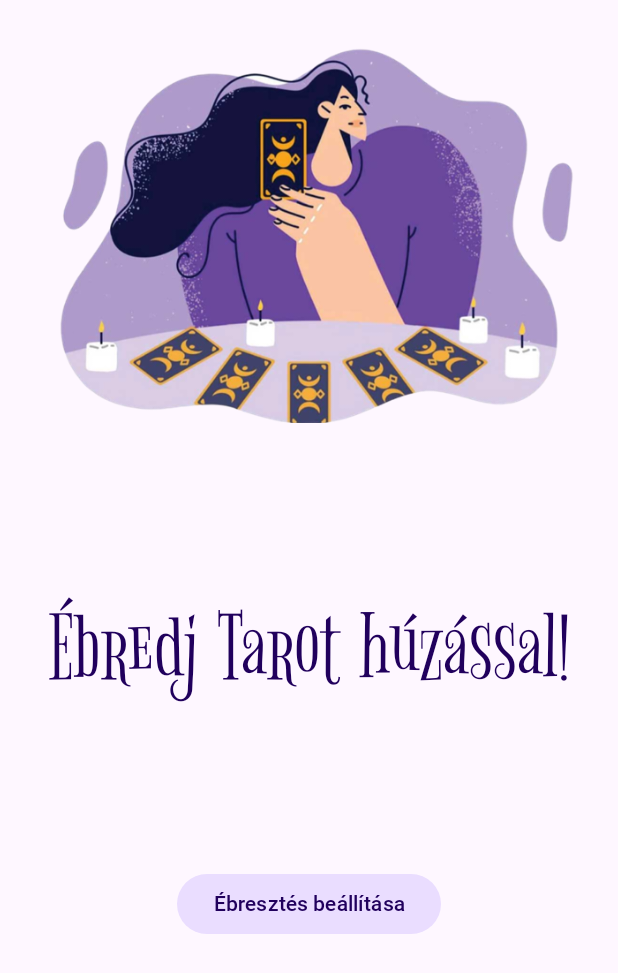
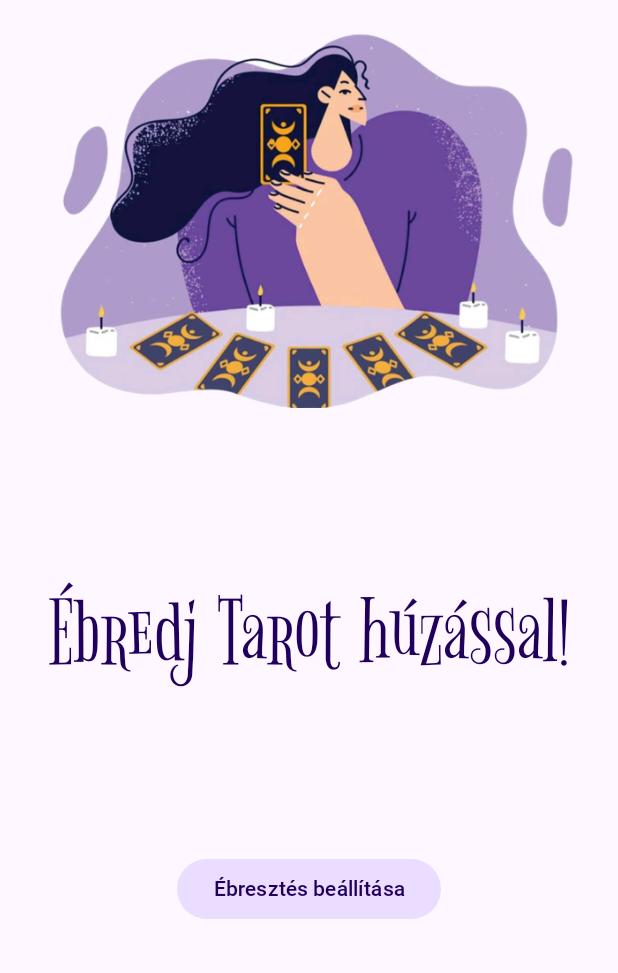
Before and after one commit to zeef69/morning_tarot, an Android app built with Jetpack Compose: the screen it shows after launch (MainActivity), on a phone screen of 412 x 824 dp. Shown: the top 973 px of the screen. Run offline under Robolectric (Android 15) with nearby library versions, the light colour scheme and no system bars.

Commit message:
Initial Commit

```diff
--- a/app/src/main/java/hu/frzee/morningtarot/views/Loading.kt
+++ b/app/src/main/java/hu/frzee/morningtarot/views/Loading.kt
@@ -66,12 +66,10 @@ fun Loading(
             modifier = Modifier
                 .fillMaxSize()
                 .weight(weight = 1f)
-                .padding(
-                    start = 2.dp,
+                .padding(start = 2.dp,
                     end = 2.dp,
-                    top = 30.dp,
-                    bottom = 50.dp
-                )
+                    top = 20.dp,
+                    bottom = 31.dp)
         ) {
                 Image(
                     painter = painterResource(id = R.mipmap.main_image),
@@ -132,6 +130,7 @@ fun Loading(
 @Preview(
     widthDp = 360, heightDp = 800,
     uiMode = Configuration.UI_MODE_NIGHT_YES,
+    showBackground = true,
     name = "Dark Mode"
 )
 @Composable
```
